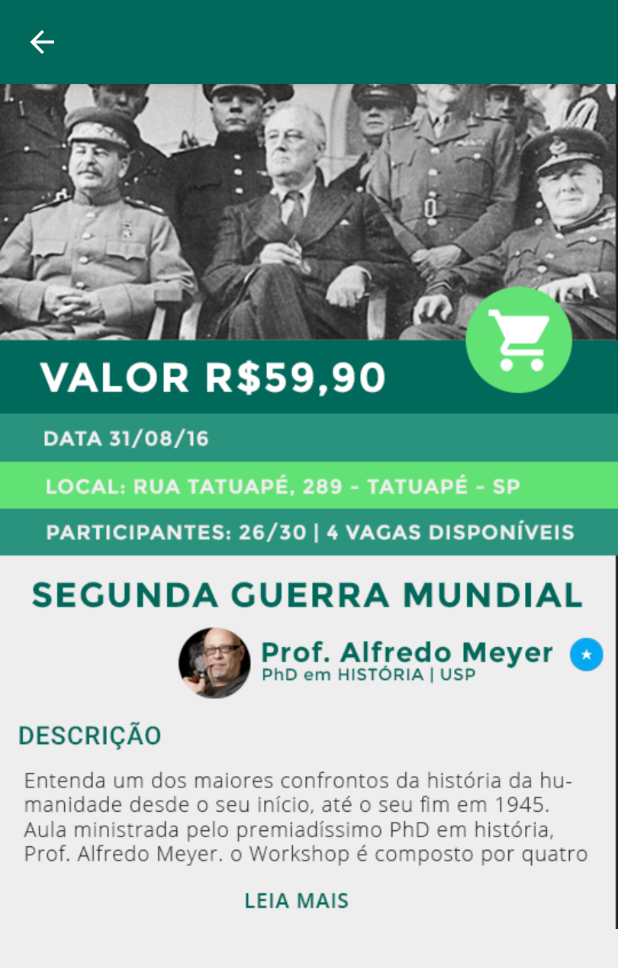
After one commit to hammerox/BlueHack, an Android app: the DetailsActivity screen opened directly, with no data from a screen before it, on a phone screen of 412 x 824 dp. The commit adds this screen. Shown: the top 968 px of the screen. Run offline under Robolectric (Android 15) with nearby library versions, the phone set to English and light mode, and no system bars.

Commit message:
DetailsActivity

```diff
--- /dev/null
+++ b/app/src/main/java/com/hammerox/bluehack/DetailsActivity.java
@@ -0,0 +1,16 @@
+package com.hammerox.bluehack;
+
+import android.support.v7.app.AppCompatActivity;
+import android.os.Bundle;
+
+public class DetailsActivity extends AppCompatActivity {
+
+    @Override
+    protected void onCreate(Bundle savedInstanceState) {
+        super.onCreate(savedInstanceState);
+        setContentView(R.layout.activity_details);
+
+        if (getSupportActionBar() != null)
+            getSupportActionBar().setDisplayShowTitleEnabled(false);
+    }
+}
--- a/app/src/main/java/com/hammerox/bluehack/HomeActivity.java
+++ b/app/src/main/java/com/hammerox/bluehack/HomeActivity.java
@@ -1,5 +1,6 @@
 package com.hammerox.bluehack;
 
+import android.content.Intent;
 import android.support.design.widget.FloatingActionButton;
 import android.support.design.widget.NavigationView;
 import android.support.design.widget.Snackbar;
--- /dev/null
+++ b/app/src/main/res/layout/activity_details.xml
@@ -0,0 +1,20 @@
+<?xml version="1.0" encoding="utf-8"?>
+<RelativeLayout
+    xmlns:android="http://schemas.android.com/apk/res/android"
+    xmlns:tools="http://schemas.android.com/tools"
+    android:id="@+id/activity_details"
+    android:layout_width="match_parent"
+    android:layout_height="match_parent"
+    android:gravity="top"
+    tools:context="com.hammerox.bluehack.DetailsActivity"
+    android:background="#EEEEEE">
+
+    <ImageView
+        android:layout_width="match_parent"
+        android:layout_height="wrap_content"
+        android:src="@drawable/description_card"
+        android:layout_gravity="top"
+        android:scaleType="fitStart"
+        />
+
+</RelativeLayout>
```
Also changed, not shown: app/src/main/AndroidManifest.xml (+15 -9 lines), app/src/main/java/com/hammerox/bluehack/RVAdapter.java (+8 -2 lines), app/src/main/res/drawable/description_card.png (added).
